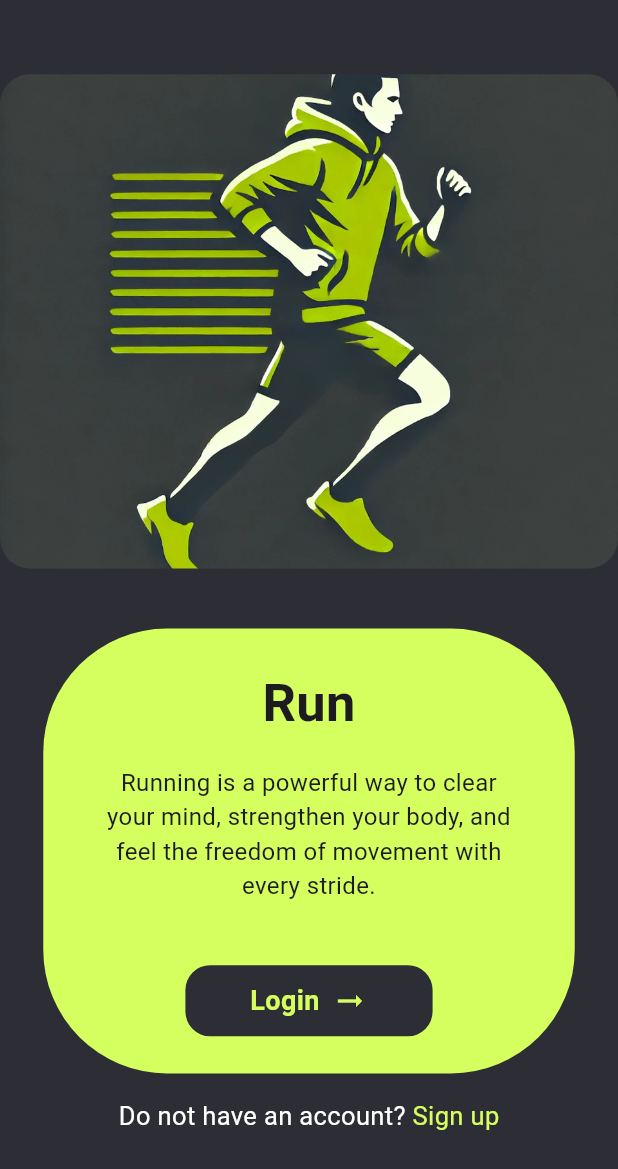
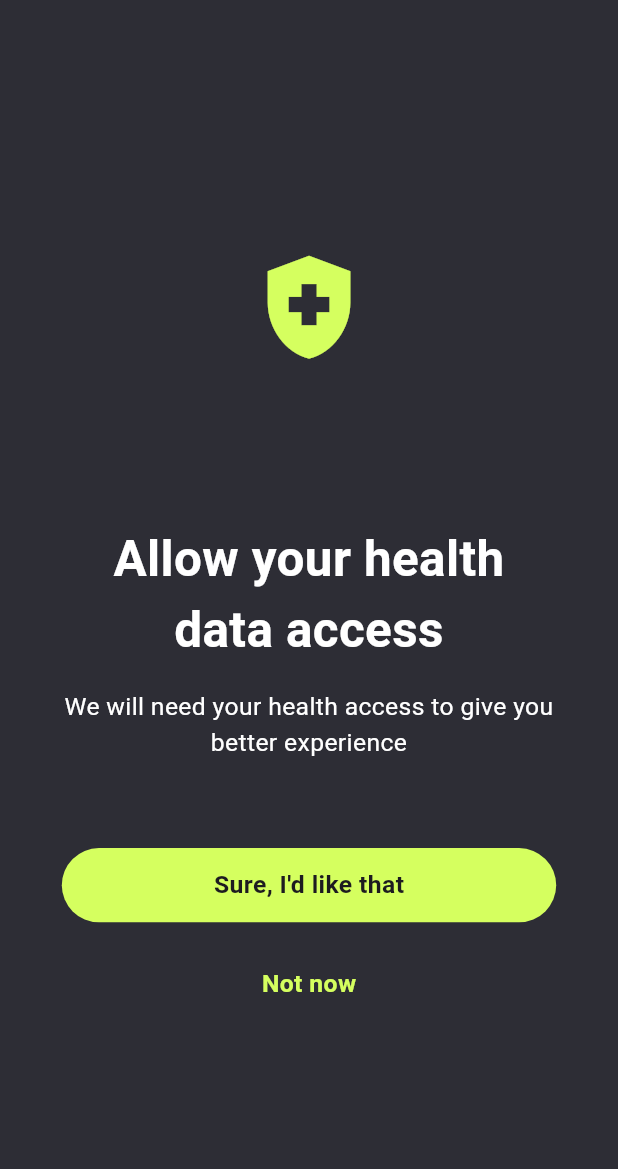
Before and after one commit to AhmedKarray1/Flutter-Based-Running-Mobile-App, a Flutter app: the screen it shows after launch, on a phone screen of 412 x 824 dp. Shown: the top 1169 px of the screen. Run offline on Flutter 3.47's test engine with Material 3 defaults, Android fonts, the phone set to English and light mode, and no system bars; our stand-ins replace cloud_firestore, firebase_auth, firebase_core, flutter_map, flutter_riverpod, geolocator and 3 more; missing offline and left inert: flutter_map_animations, health; accounts and stored records are empty.

Commit message:
Merge branch 'main' into signin_feature

```diff
--- /dev/null
+++ b/lib/core/services/health_service.dart
@@ -0,0 +1,21 @@
+import 'package:health/health.dart';
+
+class HealthService {
+  Future<int?> getHealthData() async {
+    // define the types to get
+    var types = [HealthDataType.STEPS, HealthDataType.ACTIVE_ENERGY_BURNED];
+
+    var now = DateTime.now();
+
+    List<HealthDataPoint> healthData = await Health().getHealthDataFromTypes(
+        startTime: now.subtract(const Duration(days: 4)),
+        endTime: now,
+        types: types);
+
+    var midnight = DateTime(now.year, now.month, now.day);
+
+
+    final steps = Health().getTotalStepsInInterval(midnight, now);
+    return steps;
+  }
+}
--- a/lib/core/states/permission_state.dart
+++ b/lib/core/states/permission_state.dart
@@ -4,16 +4,22 @@ import 'package:permission_handler/permission_handler.dart';
 @immutable
 class PermissionState {
   const PermissionState({
-    this.permissionStatus = PermissionStatus.denied,
+    this.locationPermissionStatus = PermissionStatus.denied,
+    this.healthPermissionStatus = PermissionStatus.denied,
   });
 
-  final PermissionStatus permissionStatus;
+  final PermissionStatus locationPermissionStatus;
+  final PermissionStatus healthPermissionStatus;
 
   PermissionState copyWith({
-    PermissionStatus? permissionStatus,
+    PermissionStatus? locationPermissionStatus,
+    PermissionStatus? healthPermissionStatus,
   }) {
     return PermissionState(
-      permissionStatus: permissionStatus ?? this.permissionStatus,
+      locationPermissionStatus:
+          locationPermissionStatus ?? this.locationPermissionStatus,
+      healthPermissionStatus:
+          healthPermissionStatus ?? this.healthPermissionStatus,
     );
   }
 }
--- /dev/null
+++ b/lib/core/viewmodels/health_view_model.dart
@@ -0,0 +1,3 @@
+class HealthViewModel {
+
+}
--- a/lib/core/viewmodels/location_view_model.dart
+++ b/lib/core/viewmodels/location_view_model.dart
@@ -6,7 +6,7 @@ import '../services/location_service.dart';
 import '../states/location_state.dart';
 
 class LocationViewModel extends StateNotifier<LocationState> {
-  LocationViewModel(this._locationService) : super(LocationState());
+  LocationViewModel(this._locationService) : super(const LocationState());
 
   final LocationService _locationService;
   StreamSubscription<LocationData>? _positionSubscription;
--- a/lib/main.dart
+++ b/lib/main.dart
@@ -5,17 +5,15 @@ import 'package:permission_handler/permission_handler.dart';
 import 'package:running_app/core/providers/view_model_provider.dart';
 import 'package:running_app/firebase_options.dart';
 import 'package:running_app/ui/screens/welcome_screen.dart';
+import 'package:running_app/ui/screens/health_permission_screen.dart';
 import 'package:running_app/ui/screens/permission_screen.dart';
-import 'package:running_app/ui/screens/map_screen.dart';
 
 void main() async {
   WidgetsFlutterBinding.ensureInitialized();
   await Firebase.initializeApp(
     options: DefaultFirebaseOptions.currentPlatform,
   );
-  runApp(ProviderScope(child: MaterialApp(home: WelcomeScreen())));
-
-  //  ProviderScope(child: RunningApp()));
+  runApp(const ProviderScope(child: RunningApp()));
 }
 
 class RunningApp extends ConsumerWidget {
@@ -39,9 +37,15 @@ class RunningApp extends ConsumerWidget {
         final permissionState = ref.watch(permissionViewModelProvider);
         return MaterialApp(
           title: 'Running Companion',
-          home: permissionState.permissionStatus == PermissionStatus.granted
-              ? const MapScreen()
-              : const PermissionScreen(),
+          home: permissionState.locationPermissionStatus !=
+                  PermissionStatus.granted
+              ? const LocationPermissionScreen()
+              : permissionState.healthPermissionStatus !=
+                      PermissionStatus.granted
+                  ? HealthPermissionScreen(
+                      permissionViewModel: permissionViewModel,
+                    )
+                  : const WelcomeScreen(),
         );
       },
     );
--- /dev/null
+++ b/lib/ui/screens/health_permission_screen.dart
@@ -0,0 +1,58 @@
+import 'package:flutter/material.dart';
+import 'package:flutter_riverpod/flutter_riverpod.dart';
+import 'package:permission_handler/permission_handler.dart';
+import 'package:running_app/core/viewmodels/permission_view_model.dart';
+import 'package:running_app/ui/presentation/app_colors.dart';
+import 'package:running_app/ui/screens/map_screen.dart';
+import 'package:running_app/ui/screens/welcome_screen.dart';
+import 'package:running_app/ui/widgets/permission_widget.dart';
+
+import '../../core/providers/view_model_provider.dart';
+
+class HealthPermissionScreen extends ConsumerStatefulWidget {
+  const HealthPermissionScreen({super.key, required this.permissionViewModel});
+
+  final PermissionViewmodel permissionViewModel;
+
+  @override
+  ConsumerState<HealthPermissionScreen> createState() =>
+      _HealthPermissionScreenState();
+}
+
+class _HealthPermissionScreenState
+    extends ConsumerState<HealthPermissionScreen> {
+  @override
+  Widget build(BuildContext context) {
+    final deviceWidth = MediaQuery.of(context).size.width;
+
+    return Scaffold(
+      backgroundColor: AppColors.darkGray1,
+      body: Padding(
+        padding: EdgeInsets.symmetric(horizontal: deviceWidth * 0.1),
+        child: PermissionWidget(
+            icon: Icon(Icons.health_and_safety,
+                size: deviceWidth * 0.2, color: AppColors.limeGreen1),
+            title: 'Allow your health data access',
+            description:
+                'We will need your health access to give you better experience',
+            handlingPermission: () async {
+              await widget.permissionViewModel
+                  .requestActivityRecognitionPermission();
+              final permissionState = ref.watch(permissionViewModelProvider);
+
+              if (permissionState.healthPermissionStatus ==
+                  PermissionStatus.granted) {
+                if (context.mounted) {
+                  Navigator.pushReplacement(
+                    context,
+                    MaterialPageRoute(
+                        builder: (context) => const WelcomeScreen()),
+                  );
+                }
+              }
+            },
+            popupText: 'You should allow health permission to use the App'),
+      ),
+    );
+  }
+}
--- /dev/null
+++ b/lib/ui/widgets/permission_widget.dart
@@ -0,0 +1,114 @@
+import 'package:flutter/material.dart';
+import 'package:running_app/ui/widgets/animated_popup.dart';
+import '../presentation/app_colors.dart';
+
+class PermissionWidget extends StatelessWidget {
+  const PermissionWidget({
+    super.key,
+    required this.title,
+    required this.description,
+    required this.handlingPermission,
+    required this.icon,
+    required this.popupText,
+  });
+
+  final Widget icon; // Optional parameter
+  final String title;
+  final String description;
+  final VoidCallback handlingPermission;
+  final String popupText;// Updated to VoidCallback for better type safety
+
+  @override
+  Widget build(BuildContext context) {
+    final deviceHeight = MediaQuery.of(context).size.height;
+    final deviceWidth = MediaQuery.of(context).size.width;
+
+    void showPermissionPopup() {
+      showDialog(
+        context: context,
+        barrierDismissible: true,
+        builder: (context) {
+          return  AnimatedPopup( // Updated to const for better performance
+            description: popupText,
+          );
+        },
+      );
+    }
+
+    return Column(
+      mainAxisAlignment: MainAxisAlignment.center,
+      children: [
+        SizedBox(
+          height: deviceHeight * 0.15,
+          child:icon
+        ),
+        SizedBox(
+          height: deviceHeight * 0.1,
+        ),
+        Text(
+          title,
+          style: TextStyle(
+            color: Colors.white,
+            fontSize: deviceHeight * 0.04,
+            fontWeight: FontWeight.bold,
+          ),
+          textAlign: TextAlign.center,
+        ),
+        SizedBox(height: deviceHeight * 0.02),
+        Text(
+          description,
+          style: TextStyle(
+            color: Colors.white,
+            fontSize: deviceHeight * 0.02,
+          ),
+          textAlign: TextAlign.center,
+        ),
+        SizedBox(
+          height: deviceHeight * 0.07,
+        ),
+        GestureDetector(
+          onTap: handlingPermission,
+          child: Container(
+            height: deviceHeight * 0.06,
+            width: deviceWidth,
+            decoration: BoxDecoration(
+              color: AppColors.limeGreen1,
+              borderRadius: BorderRadius.circular(deviceWidth * 0.08),
+            ),
+            child: Center(
+              child: Text(
+                "Sure, I'd like that",
+                style: TextStyle(
+                  fontSize: deviceHeight * 0.02,
+                  fontWeight: FontWeight.bold,
+                ),
+              ),
+            ),
+          ),
+        ),
+        SizedBox(
+          height: deviceHeight * 0.02,
+        ),
+        GestureDetector(
+          onTap: () {
+            showPermissionPopup();
+          },
+          child: SizedBox(
+            height: deviceHeight * 0.06,
+            width: deviceWidth,
+            child: Center(
+              child: Text(
+                "Not now",
+                style: TextStyle(
+                  fontSize: deviceHeight * 0.02,
+                  fontWeight: FontWeight.bold,
+                  color: AppColors.limeGreen1,
+                ),
+              ),
+            ),
+          ),
+        ),
+      ],
+    );
+  }
+}
--- a/pubspec.yaml
+++ b/pubspec.yaml
@@ -45,6 +45,8 @@ dependencies:
   firebase_core: ^3.4.0
   firebase_auth: ^5.2.0
   cloud_firestore: ^5.3.0
+  health: ^10.2.0
+  carousel_slider: ^5.0.0
 
 dev_dependencies:
   flutter_test:
```
Also changed, not shown: lib/core/services/permission_service.dart (+53 -4 lines), lib/core/viewmodels/permission_view_model.dart (+16 -7 lines), lib/ui/screens/map_screen.dart (+13 -6 lines), lib/ui/screens/permission_screen.dart (+26 -94 lines), lib/ui/widgets/animated_popup.dart (+9 -7 lines), lib/ui/screens/health_app.dart (added), pubspec.lock, 6 other files.
